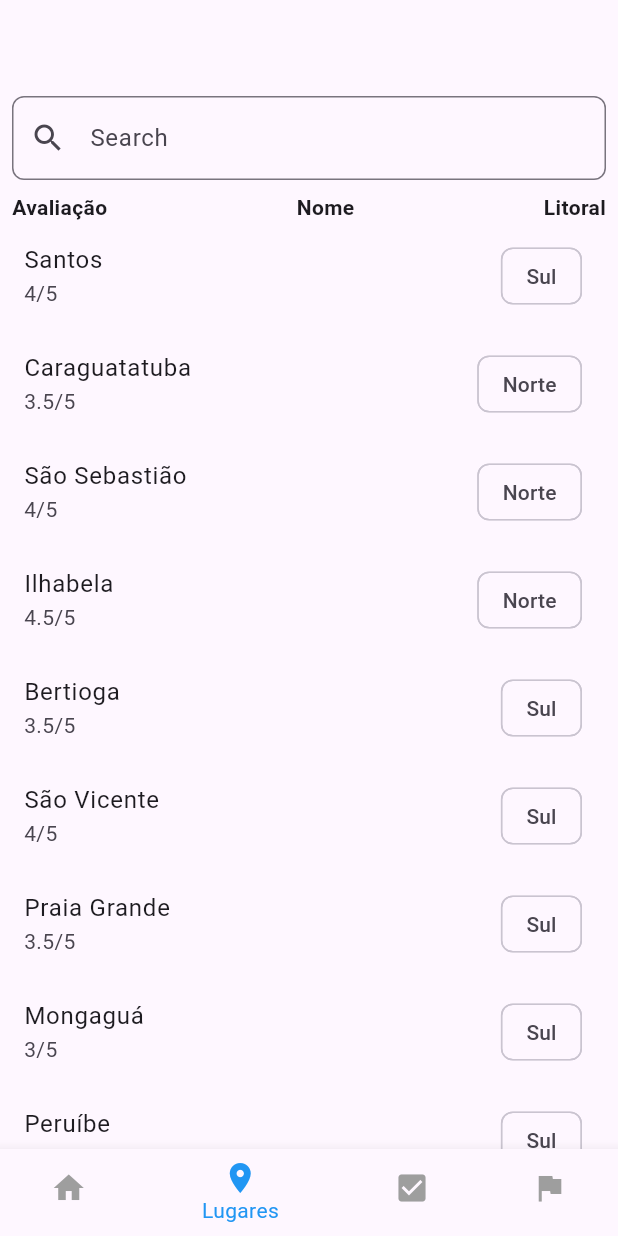
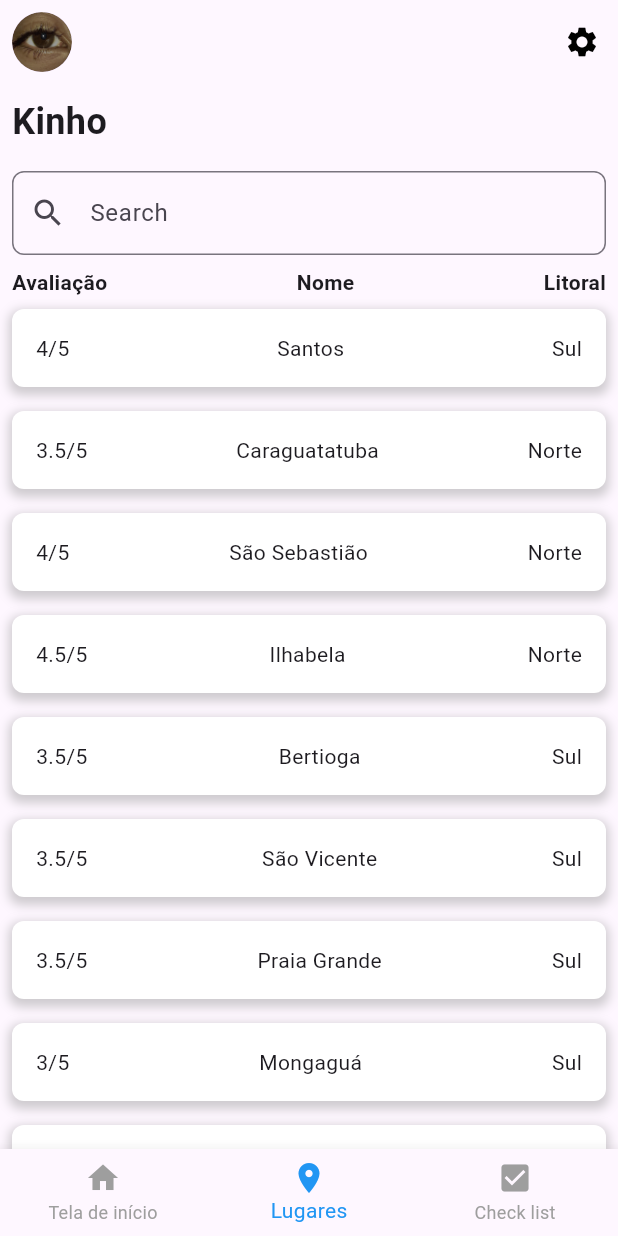
Before and after one commit to Kinho337/Mapaulista, a Flutter app: the screen it shows after launch, on a phone screen of 412 x 824 dp. Run offline on Flutter 3.47's test engine with Material 3 defaults, Android fonts, the phone set to English and light mode, and no system bars.

Commit message:
preparando as duas telas "Lugares para ir" e "sobre" (santos)

```diff
--- a/mapaulista/lib/main.dart
+++ b/mapaulista/lib/main.dart
@@ -1,10 +1,12 @@
 import 'package:flutter/material.dart';
 
 void main() {
-  runApp(MyApp());
+  runApp(const MyApp());
 }
 
 class MyApp extends StatelessWidget {
+  const MyApp({super.key});
+
   @override
   Widget build(BuildContext context) {
     return MaterialApp(
@@ -19,45 +21,125 @@ class MyApp extends StatelessWidget {
 
 class PlacesToVisitScreen extends StatelessWidget {
   final List<Map<String, String>> places = [
-    {'name': 'Santos', 'rating': '4/5', 'region': 'Sul'},
-    {'name': 'Caraguatatuba', 'rating': '3.5/5', 'region': 'Norte'},
-    {'name': 'São Sebastião', 'rating': '4/5', 'region': 'Norte'},
-    {'name': 'Ilhabela', 'rating': '4.5/5', 'region': 'Norte'},
-    {'name': 'Bertioga', 'rating': '3.5/5', 'region': 'Sul'},
-    {'name': 'São Vicente', 'rating': '4/5', 'region': 'Sul'},
-    {'name': 'Praia Grande', 'rating': '3.5/5', 'region': 'Sul'},
-    {'name': 'Mongaguá', 'rating': '3/5', 'region': 'Sul'},
-    {'name': 'Peruíbe', 'rating': '3.5/5', 'region': 'Sul'},
-    {'name': 'Iguape', 'rating': '3/5', 'region': 'Sul'},
-    {'name': 'Ilha Comprida', 'rating': '3/5', 'region': 'Sul'},
-    {'name': 'Cananéia', 'rating': '4/5', 'region': 'Sul'},
-    {'name': 'Guarujá', 'rating': '4/5', 'region': 'Sul'},
+    {
+      'nome': 'Santos',
+      'avaliação': '4/5',
+      'região': 'Sul',
+      'image': 'assets/img/santos.png',
+      'descrição': 'Santos, uma cidade costeira no estado de São Paulo, no sul do Brasil, é uma importante extensão do porto marítimo que vai do continente à ilha de São Vicente. O centro urbano da ilha faz fronteira com a Baía de Santos, conhecida pela sua extensa praia e pelo jardim adjacente de 5,3 km de comprimento. O Museu do Café, que ocupa uma bolsa de mercadorias de 1922 preservada na zona histórica, explora o papel fundamental da área para o comércio de café do Brasil.',
+      'second_image': 'assets/img/santos_second.png',
+    },
+    {
+      'nome': 'Caraguatatuba',
+      'avaliação': '3.5/5',
+      'região': 'Norte',
+    },
+    {
+      'nome': 'São Sebastião',
+      'avaliação': '4/5',
+      'região': 'Norte',
+    },
+    {
+      'nome': 'Ilhabela',
+      'avaliação': '4.5/5',
+      'região': 'Norte',
+    },
+    {
+      'nome': 'Bertioga',
+      'avaliação': '3.5/5',
+      'região': 'Sul',
+    },
+    {
+      'nome': 'São Vicente',
+      'avaliação': '3.5/5',
+      'região': 'Sul',
+    },
+    {
+      'nome': 'Praia Grande',
+      'avaliação': '3.5/5',
+      'região': 'Sul',
+    },
+    {
+      'nome': 'Mongaguá',
+      'avaliação': '3/5',
+      'região': 'Sul',
+    },
+    {
+      'nome': 'Peruíbe',
+      'avaliação': '3.5/5',
+      'região': 'Sul',
+    },
+    {
+      'nome': 'Iguape',
+      'avaliação': '3.5/5',
+      'region': 'Sul',
+    },
+    {
+      'nome': 'Ilha Comprida',
+      'avaliação': '3/5',
+      'região': 'Sul',
+    },
+    {
+      'nome': 'Cananéia',
+      'avaliação': '4/5',
+      'região': 'Sul',
+    },
+    {
+      'nome': 'Guarujá',
+      'avaliação': '4/5',
+      'região': 'Sul',
+    },
   ];
+
+   PlacesToVisitScreen({super.key});
 
   @override
   Widget build(BuildContext context) {
     return Scaffold(
       appBar: AppBar(
+        backgroundColor: Colors.transparent,
+        elevation: 0,
+        leading: const Padding(
+          padding: EdgeInsets.all(8.0),
+          child: CircleAvatar(
+            backgroundImage: AssetImage('assets/img/profile.png'), // Imagem de perfil
+          ),
+        ),
+        actions: [
+          IconButton(
+            icon: const Icon(Icons.settings, color: Colors.black),
+            onPressed: () {
+              // Ação do botão de configuração
+            },
+          ),
+        ],
       ),
-
-
       body: Column(
-
         children: [
+          const Padding(
+            padding: EdgeInsets.all(8.0),
+            child: Align(
+              alignment: Alignment.centerLeft,
+              child: Text(
+                'Kinho',
+                style: TextStyle(fontSize: 24, fontWeight: FontWeight.bold),
+              ),
+            ),
+          ),
           Padding(
             padding: const EdgeInsets.all(8.0),
             child: TextField(
               decoration: InputDecoration(
                 hintText: 'Search',
-                prefixIcon: Icon(Icons.search),
+                prefixIcon: const Icon(Icons.search),
                 border: OutlineInputBorder(
                   borderRadius: BorderRadius.circular(8.0),
                 ),
               ),
             ),
           ),
-          Padding(
-            padding: const EdgeInsets.symmetric(horizontal: 8.0),
+          const Padding(
+            padding: EdgeInsets.symmetric(horizontal: 8.0),
             child: Row(
               mainAxisAlignment: MainAxisAlignment.spaceBetween,
               children: [
@@ -81,20 +163,45 @@ class PlacesToVisitScreen extends StatelessWidget {
               itemCount: places.length,
               itemBuilder: (context, index) {
                 final place = places[index];
-                return ListTile(
-                  title: Text(place['name']!),
-                  subtitle: Text(place['rating']!),
-                  trailing: Chip(
-                    label: Text(place['region']!),
+                return GestureDetector(
+                  onTap: index == 0 // Apenas o primeiro item é funcional
+                      ? () {
+                          Navigator.push(
+                            context,
+                            MaterialPageRoute(
+                              builder: (context) => PlaceDetailScreen(place: place),
+                            ),
+                          );
+                        }
+                      : null,
+                  child: Padding(
+                    padding: const EdgeInsets.all(8.0),
+                    child: Container(
+                      decoration: BoxDecoration(
+                        color: Colors.white,
+                        borderRadius: BorderRadius.circular(8.0),
+                        boxShadow: [
+                          BoxShadow(
+                            color: Colors.grey.withOpacity(0.5),
+                            spreadRadius: 2,
+                            blurRadius: 5,
+                            offset: const Offset(0, 3), // changes position of shadow
+                          ),
+                        ],
+                      ),
+                      child: Padding(
+                        padding: const EdgeInsets.all(16.0),
+                        child: Row(
+                          mainAxisAlignment: MainAxisAlignment.spaceBetween,
+                          children: [
+                            Text(place['avaliação']!),
+                            Text(place['nome']!),
+                            Text(place['região']!),
+                          ],
+                        ),
+                      ),
+                    ),
                   ),
-                  onTap: () {
-                    Navigator.push(
-                      context,
-                      MaterialPageRoute(
-                        builder: (context) => PlaceDetailScreen(place: place),
-                      ),
-                    );
-                  },
                 );
               },
             ),
@@ -115,10 +222,6 @@ class PlacesToVisitScreen extends StatelessWidget {
             icon: Icon(Icons.check_box),
             label: 'Check list',
           ),
-          BottomNavigationBarItem(
-            icon: Icon(Icons.flag),
-            label: 'Destinos',
-          ),
         ],
         selectedItemColor: Colors.blue,
         unselectedItemColor: Colors.grey,
@@ -134,20 +237,83 @@ class PlacesToVisitScreen extends StatelessWidget {
 class PlaceDetailScreen extends StatelessWidget {
   final Map<String, String> place;
 
-  PlaceDetailScreen({required this.place});
+  const PlaceDetailScreen({super.key, required this.place});
 
   @override
   Widget build(BuildContext context) {
     return Scaffold(
       appBar: AppBar(
-        title: Text(place['name']!),
+        title: Text(place['nome']!),
+        backgroundColor: Colors.black,
+        elevation: 0,
       ),
-      body: Center(
-        child: Text(
-          'Detalhes sobre ${place['name']}',
-          style: TextStyle(fontSize: 24),
+      body: SingleChildScrollView(
+        child: Padding(
+          padding: const EdgeInsets.all(16.0),
+          child: Column(
+            crossAxisAlignment: CrossAxisAlignment.start,
+            children: [
+              Center(
+                child: Column(
+                  children: [
+                    Text(
+                      place['nome']!,
+                      style: const TextStyle(
+                        fontSize: 32,
+                        fontWeight: FontWeight.bold,
+                        color: Colors.white,
+                        fontFamily: 'LeckerliOne'
+                      ),
+                    ),
+                    const SizedBox(height: 16),
+                    Image.asset(
+                      place['image']!,
+                      fit: BoxFit.cover,
+                    ),
+                    const SizedBox(height: 16),
+                    Text(
+                      place['descrição']!,
+                      style: const TextStyle(
+                        fontSize: 16,
+                        color: Colors.white,
+                      ),
+                    ),
+                    const SizedBox(height: 16),
+                    Image.asset(
+                      place['second_image']!,
+                      fit: BoxFit.cover,
+                    ),
+                    const SizedBox(height: 16),
+                    ElevatedButton(
+                      onPressed: () {
+                        // Ação do botão 'Ir ao Catálogo'
+                      },
+                      child: const Text('Ir ao Catálogo'),
+                    ),
+                    const SizedBox(
+                      height: 8,
+                    width: double.infinity,),
+                    ElevatedButton(
+                      onPressed: () {
+                        // Ação do botão 'Ir ao Mapa'
+                      },
+                      style: ElevatedButton.styleFrom(
+                      backgroundColor: const Color.fromARGB(255, 92, 170, 95),
+                      textStyle: const TextStyle(
+                        color: Colors.white, // Cor do texto
+                        fontSize: 16.0, // Tamanho do texto
+                      )
+                      ),
+                      child: const Text('Ir ao Mapa'),
+                    ),
+                  ],
+                ),
+              ),
+            ],
+          ),
         ),
       ),
+      backgroundColor: const Color.fromARGB(255, 1, 23, 73),
     );
   }
 }
--- a/mapaulista/pubspec.yaml
+++ b/mapaulista/pubspec.yaml
@@ -17,3 +17,9 @@ dev_dependencies:
 
 flutter:
   uses-material-design: true
+  assets:
+    - assets/img/
+  fonts:
+    - family: LeckerliOne
+      fonts:
+        - asset: fonts/LeckerliOne-Regular.ttf
```
Also changed, not shown: mapaulista/lib/sobre.dart (deleted, +0 -116 lines), mapaulista/assets/img/profile.png (added), mapaulista/assets/img/santos.png (added), mapaulista/assets/img/santos_second.png (added), mapaulista/fonts/LeckerliOne-Regular.ttf (added).
